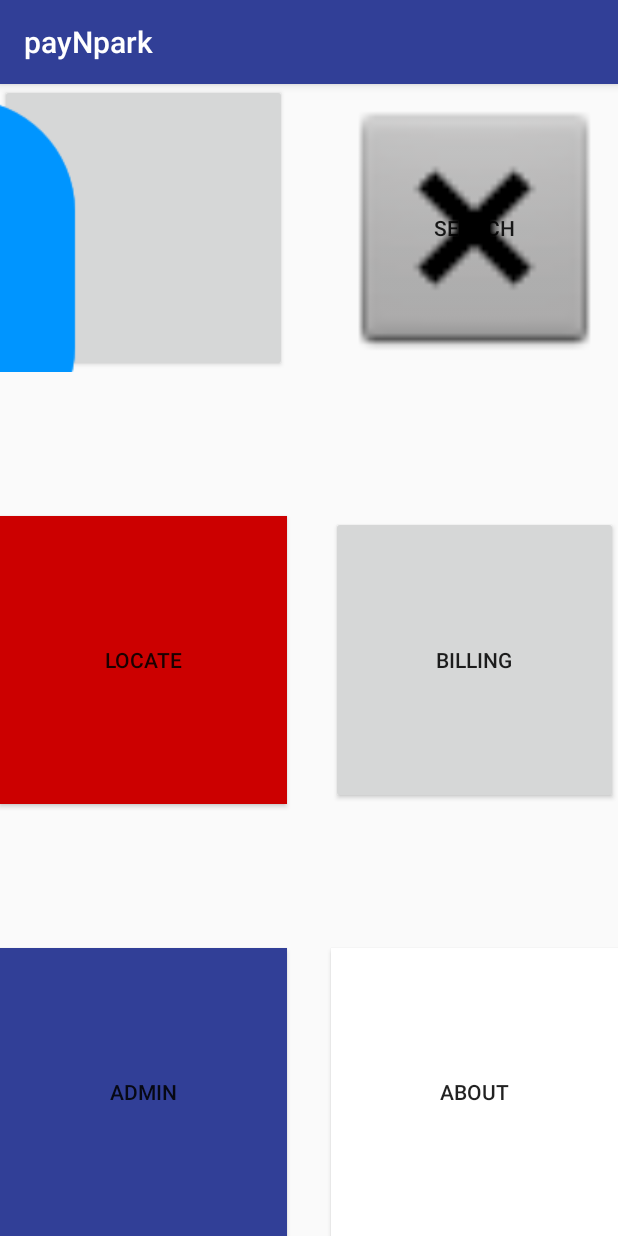
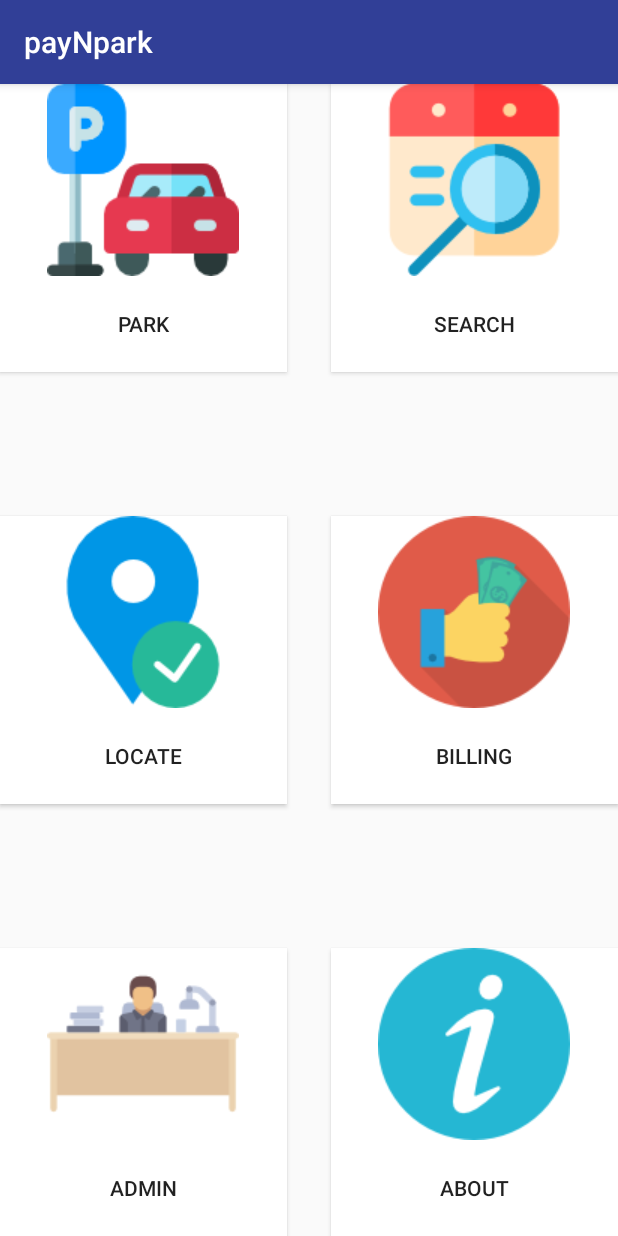
Before and after one commit to kannan26sarath/payNpark2, an Android app: the HomePage screen opened directly, with no data from a screen before it, on a phone screen of 412 x 824 dp. Run offline under Robolectric (Android 15) with nearby library versions, the phone set to English and light mode, and no system bars.

Commit message:
icon all

```diff
--- a/app/src/main/res/layout/activity_home_page.xml
+++ b/app/src/main/res/layout/activity_home_page.xml
@@ -12,8 +12,9 @@
         android:layout_height="192dp"
         android:layout_alignParentStart="true"
         android:layout_alignParentTop="true"
-        android:drawableTop="@drawable/parking"
+        android:drawableTop="@drawable/park"
         android:text="PARK"
+        android:background="#ffffff"
         android:visibility="visible" />
 
     <Button
@@ -22,7 +23,8 @@
         android:layout_height="192dp"
         android:layout_alignParentEnd="true"
         android:layout_alignParentTop="true"
-        android:background="@android:drawable/btn_dialog"
+        android:background="#ffffff"
+        android:drawableTop="@drawable/search"
         android:text="SEARCH"
         android:visibility="visible"
         android:layout_alignParentRight="true" />
@@ -33,8 +35,10 @@
         android:layout_height="192dp"
         android:layout_alignParentStart="true"
         android:layout_centerVertical="true"
-        android:background="@android:color/holo_red_dark"
+        android:drawableTop="@drawable/locate"
         android:text="LOCATE"
+
+        android:background="#ffffff"
         android:layout_alignParentLeft="true" />
 
     <Button
@@ -44,7 +48,9 @@
         android:layout_alignParentEnd="true"
         android:layout_centerVertical="true"
         android:text="BILLING"
+        android:drawableTop="@drawable/butt"
         android:visibility="visible"
+        android:background="#ffffff"
         android:layout_alignParentRight="true" />
 
     <Button
@@ -53,7 +59,8 @@
         android:layout_height="192dp"
         android:layout_alignParentBottom="true"
         android:layout_alignParentStart="true"
-        android:background="@color/colorAccent"
+        android:drawableTop="@drawable/admin"
+        android:background="#ffffff"
         android:text="ADMIN"
         android:layout_alignParentLeft="true" />
 
@@ -64,6 +71,7 @@
         android:layout_alignParentBottom="true"
         android:layout_alignParentEnd="true"
         android:background="#ffffff"
+        android:drawableTop="@drawable/about"
         android:text="ABOUT"
         android:visibility="visible"
         android:layout_alignParentRight="true" />
```
Also changed, not shown: app/src/main/res/drawable-v24/about.png (added), app/src/main/res/drawable-v24/admin.png (added), app/src/main/res/drawable-v24/bill.png (added), app/src/main/res/drawable-v24/butt.png (added), app/src/main/res/drawable-v24/locate.png (added), app/src/main/res/drawable-v24/park.png (added), app/src/main/res/drawable-v24/search.png (added).
